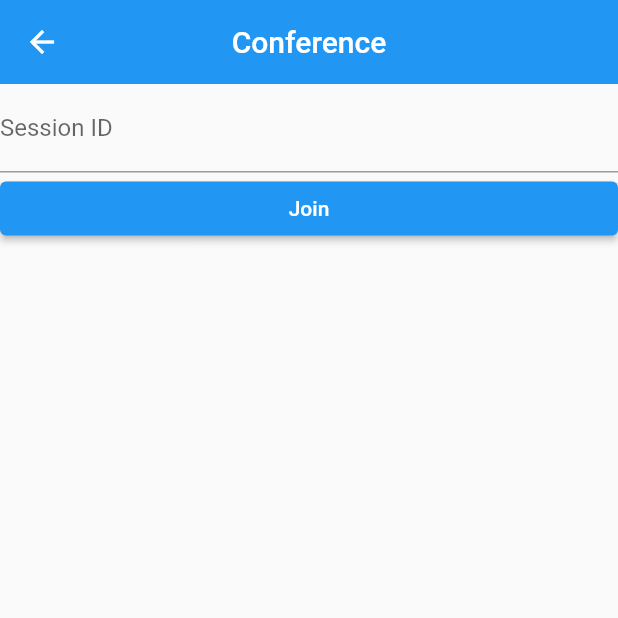
After one commit to hawkkiller/flutter_jyphoon, a Flutter app: the ConferenceScreen screen opened directly, on a phone screen of 412 x 824 dp, the top half of it. The commit adds this screen. Run offline on Flutter 3.47's test engine with Material 2 defaults, Android fonts, the phone set to English and light mode, and no system bars; our stand-ins replace permission_handler, rxdart, shared_preferences; missing offline and left inert: pigeon; accounts and stored records are empty.

Commit message:
Fix video issue, added conference view

```diff
--- /dev/null
+++ b/example/lib/screen/conference_screen.dart
@@ -0,0 +1,56 @@
+import 'package:flutter/material.dart';
+import 'package:jc/jc.dart';
+
+/// {@template conference_screen}
+/// ConferenceScreen widget
+/// {@endtemplate}
+class ConferenceScreen extends StatefulWidget {
+  /// {@macro conference_screen}
+  const ConferenceScreen({super.key});
+
+  @override
+  State<ConferenceScreen> createState() => _ConferenceScreenState();
+} // ConferenceScreen
+
+/// State for widget ConferenceScreen
+class _ConferenceScreenState extends State<ConferenceScreen> {
+  late final TextEditingController _sessionId;
+  late final JCApi _jcApi;
+
+  @override
+  void initState() {
+    super.initState();
+    _jcApi = JCApi();
+    _sessionId = TextEditingController();
+  }
+
+  @override
+  Widget build(BuildContext context) => Scaffold(
+        body: CustomScrollView(
+          slivers: [
+            const SliverAppBar(
+              title: Text('Conference'),
+              centerTitle: true,
+            ),
+            SliverList(
+              delegate: SliverChildListDelegate(
+                [
+                  TextField(
+                    controller: _sessionId,
+                    decoration: const InputDecoration(
+                      labelText: 'Session ID',
+                    ),
+                  ),
+                  ElevatedButton(
+                    onPressed: () {
+                      _jcApi.confJoin(_sessionId.text, '123456');
+                    },
+                    child: const Text('Join'),
+                  ),
+                ],
+              ),
+            ),
+          ],
+        ),
+      );
+}
--- a/lib/src/controller/jc_controller.dart
+++ b/lib/src/controller/jc_controller.dart
@@ -2,7 +2,11 @@ import 'package:jc/src/controller/call.dart';
 import 'package:jc/src/jc.dart';
 
 class JcController extends JcReceiver {
-  JcController() : call = JCCallImpl() {
+  static final JcController _instance = JcController._();
+
+  factory JcController() => _instance;
+
+  JcController._() : call = JCCallImpl() {
     JcReceiver.setup(this);
   }
 
```
Also changed, not shown: example/lib/screen/call_screen.dart (+20 -28 lines), example/lib/screen/feed_screen.dart (+22 -6 lines), lib/src/views/self_view.dart (+6 -1 lines), 5 other files.
